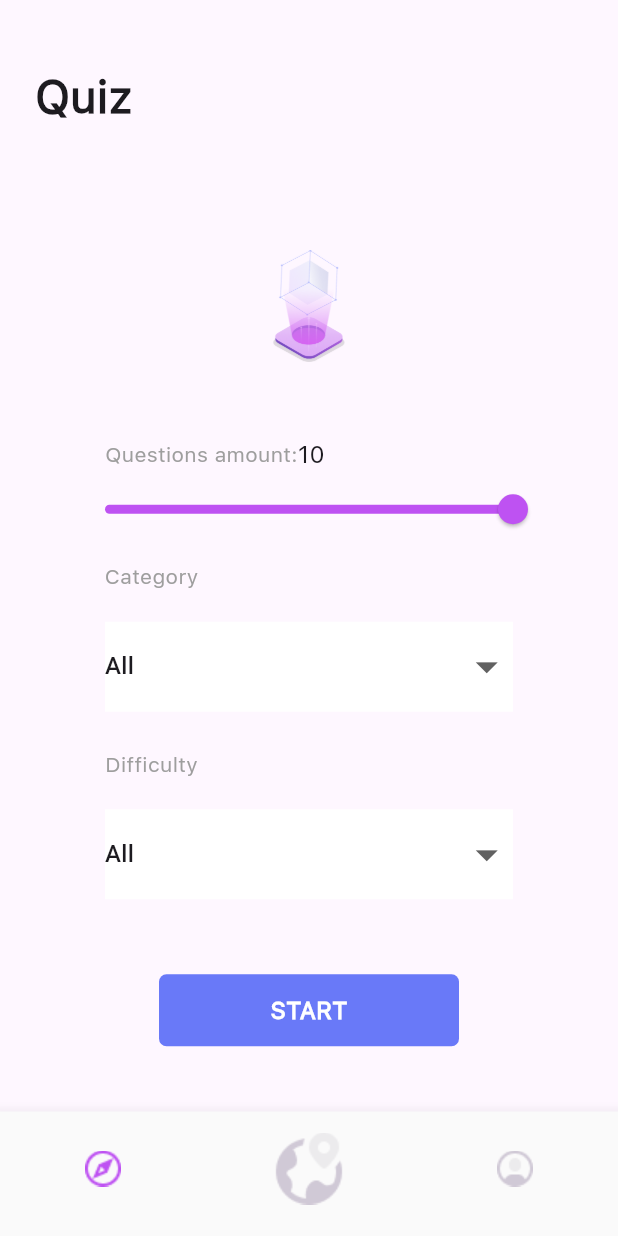
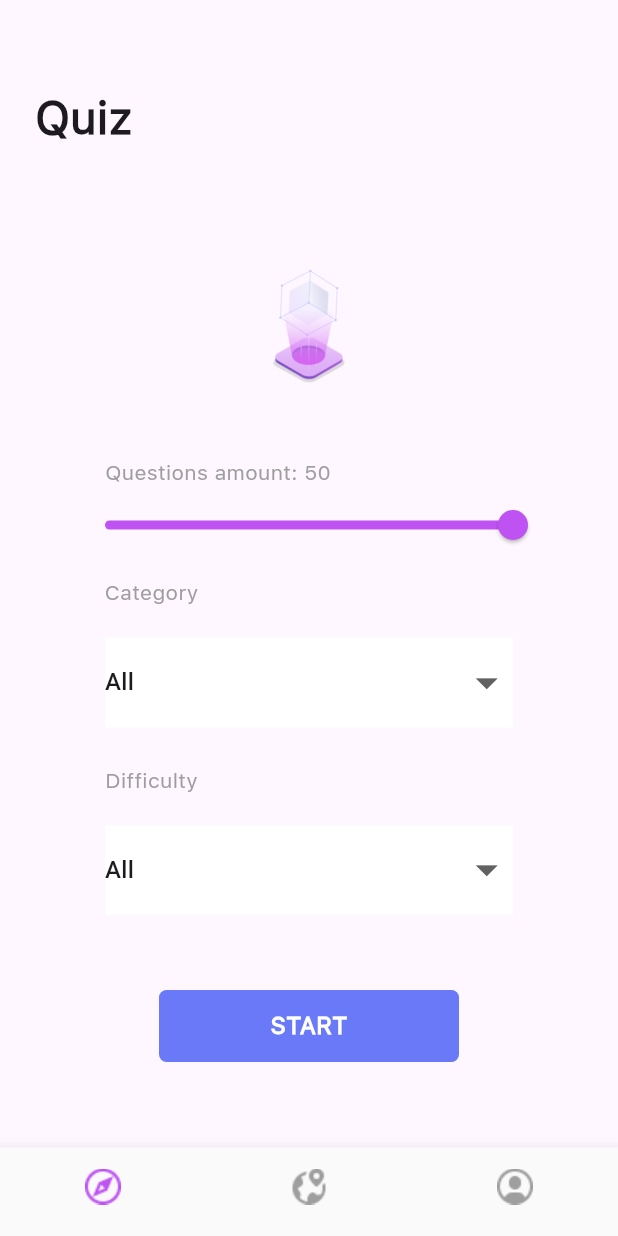
Before and after one commit to fluttberry/quiz_app_2, a Flutter app: the screen it shows after launch, on a phone screen of 412 x 824 dp. Run offline on Flutter 3.47's test engine with Material 3 defaults, Android fonts, the phone set to English and light mode, and no system bars; network calls fail.

Commit message:
quiz screen completed

```diff
--- a/lib/model/category_model.dart
+++ b/lib/model/category_model.dart
@@ -7,14 +7,14 @@ class CategoryModel {
 
   Map<String, dynamic> toMap() {
     return <String, dynamic>{
-      'triviaCategories': triviaCategories.map((x) => x.toMap()).toList(),
+      'trivia_categories': triviaCategories.map((x) => x.toMap()).toList(),
     };
   }
 
   factory CategoryModel.fromMap(Map<String, dynamic> map) {
     return CategoryModel(
       triviaCategories: List<CategoryItemModel>.from(
-        (map['trivia_categories']).map<CategoryModel>(
+        (map['trivia_categories']).map<CategoryItemModel>(
           (x) => CategoryItemModel.fromMap(x as Map<String,dynamic>),
         ),
       ),
--- a/lib/ui/home/quiz_home_page.dart
+++ b/lib/ui/home/quiz_home_page.dart
@@ -34,16 +34,22 @@ class _QuizHomePageState extends State<QuizHomePage> {
           BottomNavigationBarItem(
             icon: Image.asset(
               'assets/icons/Explore_Active.png',
-              color: Color(0xffBE52F2),
+              color: index == 0 ? Color(0xffBE52F2) : Colors.grey,
             ),
             label: '',
           ),
           BottomNavigationBarItem(
-            icon: Image.asset('assets/icons/Map_Inactive.png'),
+            icon: Image.asset(
+              'assets/icons/Map_Inactive.png',
+              color: index == 1 ? Color(0xffBE52F2) : Colors.grey,
+            ),
             label: '',
           ),
           BottomNavigationBarItem(
-            icon: Image.asset('assets/icons/Profile_Inactive.png'),
+            icon: Image.asset(
+              'assets/icons/Profile_Inactive.png',
+              color: index == 2 ? Color(0xffBE52F2) : Colors.grey,
+            ),
             label: '',
           ),
         ],
--- a/lib/ui/home/quiz_screen.dart
+++ b/lib/ui/home/quiz_screen.dart
@@ -1,4 +1,4 @@
-import 'package:flutter/foundation.dart';
+
 import 'package:flutter/material.dart';
 import 'package:quiz_app_2/model/category_model.dart';
 import 'package:quiz_app_2/repository/category.dart';
@@ -16,11 +16,11 @@ class _QuizScreenState extends State<QuizScreen> {
   CategoryModel? categoryModel;
   CategoryRepository repository = CategoryRepository();
   int count = 50;
-  // String v = 'Question amount';
+
 
   @override
   void initState() {
-    // TODO: implement initState
+
     super.initState();
     getData();
   }
@@ -66,7 +66,7 @@ class _QuizScreenState extends State<QuizScreen> {
             Padding(
               padding: const EdgeInsets.only(left: 70, bottom: 15),
               child: Text(
-                'Questions amount:',
+                'Questions amount: $count',
                 style: TextStyle(
                   fontSize: 14,
                   fontFamily: 'SFProText',
@@ -74,13 +74,13 @@ class _QuizScreenState extends State<QuizScreen> {
                 ),
               ),
             ),
-            Padding(
-              padding: const EdgeInsets.only(bottom: 15),
-              child: Text(
-                '10',
-                style: TextStyle(fontSize: 16, fontFamily: 'SFProText'),
-              ),
-            ),
+            // Padding(
+            //   padding: const EdgeInsets.only(bottom: 15),
+            //   child: Text(
+            //     '${count.}',
+            //     style: TextStyle(fontSize: 16, fontFamily: 'SFProText'),
+            //   ),
+            // ),
           ],
         ),
         Slider(
@@ -116,7 +116,7 @@ class _QuizScreenState extends State<QuizScreen> {
               child: DropdownButton(
                 isExpanded: true,
                 iconSize: 35,
-                value: null,
+                value: category,
                 items: [
                   DropdownMenuItem(value: null, child: Text('All')),
                   for (CategoryItemModel cat
@@ -154,7 +154,7 @@ class _QuizScreenState extends State<QuizScreen> {
               child: DropdownButton(
                 isExpanded: true,
                 iconSize: 35,
-                value: category,
+                value: difficulty,
                 items: [
                   DropdownMenuItem(value: null, child: Text('All')),
                   DropdownMenuItem(value: 'easy', child: Text('Easy')),
@@ -165,7 +165,7 @@ class _QuizScreenState extends State<QuizScreen> {
 
                 onChanged: (v) {
                   setState(() {
-                    difficulty = v as String?;
+                    difficulty = v;
                   });
                 },
               ),
```
Also changed, not shown: assets/icons/Map_Inactive.png.
